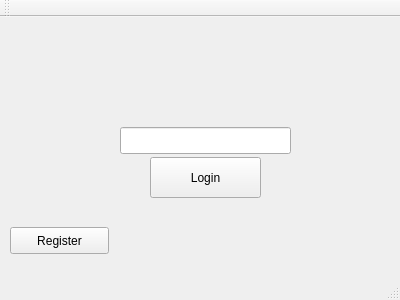
The window that login.ui (w4est/COMP3004) describes before a commit, drawn with Qt 5.
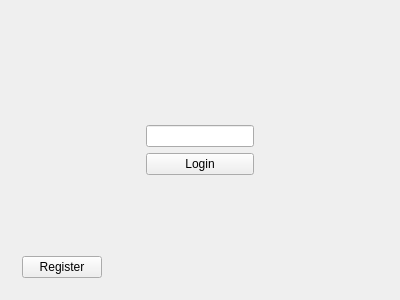
The same window after the commit.

Commit message: Layouts changed, drag spawn added

What changed in the file:
```diff
--- a/login.ui
+++ b/login.ui
@@ -2,6 +2,9 @@
 <ui version="4.0">
  <class>Login</class>
  <widget class="QMainWindow" name="Login">
+  <property name="enabled">
+   <bool>true</bool>
+  </property>
   <property name="geometry">
    <rect>
     <x>0</x>
@@ -14,55 +17,170 @@
    <string>Login</string>
   </property>
   <widget class="QWidget" name="centralWidget">
-   <widget class="QPushButton" name="LoginButton">
-    <property name="geometry">
-     <rect>
-      <x>150</x>
-      <y>140</y>
-      <width>111</width>
-      <height>41</height>
-     </rect>
-    </property>
-    <property name="text">
-     <string>Login</string>
-    </property>
-   </widget>
-   <widget class="QPushButton" name="RegisterButton">
-    <property name="geometry">
-     <rect>
-      <x>10</x>
-      <y>210</y>
-      <width>99</width>
-      <height>27</height>
-     </rect>
-    </property>
-    <property name="text">
-     <string>Register</string>
-    </property>
-   </widget>
-   <widget class="QLineEdit" name="UsernameBox">
-    <property name="geometry">
-     <rect>
-      <x>120</x>
-      <y>110</y>
-      <width>171</width>
-      <height>27</height>
-     </rect>
-    </property>
-    <property name="text">
-     <string/>
-    </property>
-   </widget>
+   <layout class="QGridLayout" name="gridLayout" columnstretch="0,0,0,0">
+    <item row="5" column="0">
+     <widget class="QFrame" name="frame_5">
+      <property name="sizePolicy">
+       <sizepolicy hsizetype="Preferred" vsizetype="Preferred">
+        <horstretch>0</horstretch>
+        <verstretch>0</verstretch>
+       </sizepolicy>
+      </property>
+      <property name="frameShape">
+       <enum>QFrame::NoFrame</enum>
+      </property>
+      <property name="frameShadow">
+       <enum>QFrame::Raised</enum>
+      </property>
+      <layout class="QGridLayout" name="gridLayout_2" columnstretch="0">
+       <item row="0" column="0" alignment="Qt::AlignLeft|Qt::AlignBottom">
+        <widget class="QPushButton" name="RegisterButton">
+         <property name="sizePolicy">
+          <sizepolicy hsizetype="Fixed" vsizetype="Fixed">
+           <horstretch>0</horstretch>
+           <verstretch>0</verstretch>
+          </sizepolicy>
+         </property>
+         <property name="text">
+          <string>Register</string>
+         </property>
+        </widget>
+       </item>
+      </layout>
+     </widget>
+    </item>
+    <item row="2" column="3">
+     <widget class="QFrame" name="frame_2">
+      <property name="frameShape">
+       <enum>QFrame::NoFrame</enum>
+      </property>
+      <property name="frameShadow">
+       <enum>QFrame::Raised</enum>
+      </property>
+     </widget>
+    </item>
+    <item row="5" column="2">
+     <widget class="QFrame" name="frame_3">
+      <property name="frameShape">
+       <enum>QFrame::NoFrame</enum>
+      </property>
+      <property name="frameShadow">
+       <enum>QFrame::Raised</enum>
+      </property>
+     </widget>
+    </item>
+    <item row="0" column="2">
+     <widget class="QFrame" name="frame_4">
+      <property name="frameShape">
+       <enum>QFrame::NoFrame</enum>
+      </property>
+      <property name="frameShadow">
+       <enum>QFrame::Raised</enum>
+      </property>
+     </widget>
+    </item>
+    <item row="4" column="2">
+     <widget class="QFrame" name="frame_6">
+      <property name="frameShape">
+       <enum>QFrame::NoFrame</enum>
+      </property>
+      <property name="frameShadow">
+       <enum>QFrame::Raised</enum>
+      </property>
+      <layout class="QGridLayout" name="gridLayout_3">
+       <property name="leftMargin">
+        <number>1</number>
+       </property>
+       <property name="topMargin">
+        <number>1</number>
+       </property>
+       <property name="rightMargin">
+        <number>1</number>
+       </property>
+       <property name="bottomMargin">
+        <number>1</number>
+       </property>
+       <item row="0" column="0">
+        <widget class="QLabel" name="Warning_Label">
+         <property name="font">
+          <font>
+           <family>Mukti Narrow</family>
+           <pointsize>14</pointsize>
+           <weight>50</weight>
+           <bold>false</bold>
+          </font>
+         </property>
+         <property name="frameShape">
+          <enum>QFrame::NoFrame</enum>
+         </property>
+         <property name="midLineWidth">
+          <number>5</number>
+         </property>
+         <property name="text">
+          <string/>
+         </property>
+         <property name="scaledContents">
+          <bool>true</bool>
+         </property>
+         <property name="alignment">
+          <set>Qt::AlignCenter</set>
+         </property>
+         <property name="wordWrap">
+          <bool>true</bool>
+         </property>
+        </widget>
+       </item>
+      </layout>
+     </widget>
+    </item>
+    <item row="3" column="2">
+     <widget class="QPushButton" name="LoginButton">
+      <property name="sizePolicy">
+       <sizepolicy hsizetype="Preferred" vsizetype="Fixed">
+        <horstretch>0</horstretch>
+        <verstretch>0</verstretch>
+       </sizepolicy>
+      </property>
+      <property name="text">
+       <string>Login</string>
+      </property>
+     </widget>
+    </item>
+    <item row="2" column="2">
+     <widget class="QLineEdit" name="UsernameBox">
+      <property name="sizePolicy">
+       <sizepolicy hsizetype="Fixed" vsizetype="Fixed">
+        <horstretch>0</horstretch>
+        <verstretch>0</verstretch>
+       </sizepolicy>
+      </property>
+      <property name="text">
+       <string/>
+      </property>
+     </widget>
+    </item>
+    <item row="0" column="0">
+     <widget class="QFrame" name="frame">
+      <property name="frameShape">
+       <enum>QFrame::NoFrame</enum>
+      </property>
+      <property name="frameShadow">
+       <enum>QFrame::Raised</enum>
+      </property>
+     </widget>
+    </item>
+    <item row="1" column="2">
+     <widget class="QFrame" name="frame_7">
+      <property name="frameShape">
+       <enum>QFrame::NoFrame</enum>
+      </property>
+      <property name="frameShadow">
+       <enum>QFrame::Raised</enum>
+      </property>
+     </widget>
+    </item>
+   </layout>
   </widget>
-  <widget class="QToolBar" name="mainToolBar">
-   <attribute name="toolBarArea">
-    <enum>TopToolBarArea</enum>
-   </attribute>
-   <attribute name="toolBarBreak">
-    <bool>false</bool>
-   </attribute>
-  </widget>
-  <widget class="QStatusBar" name="statusBar"/>
  </widget>
  <layoutdefault spacing="6" margin="11"/>
  <resources/>
```
The commit also changes 14 other files.
